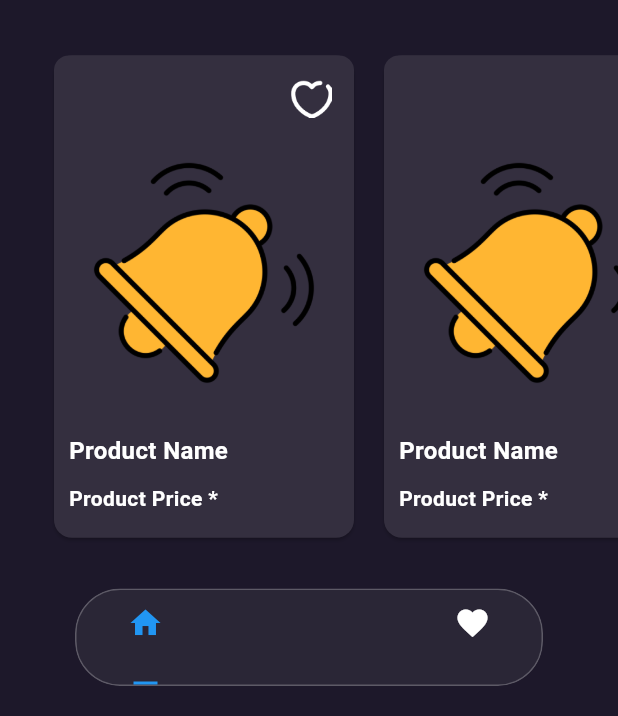
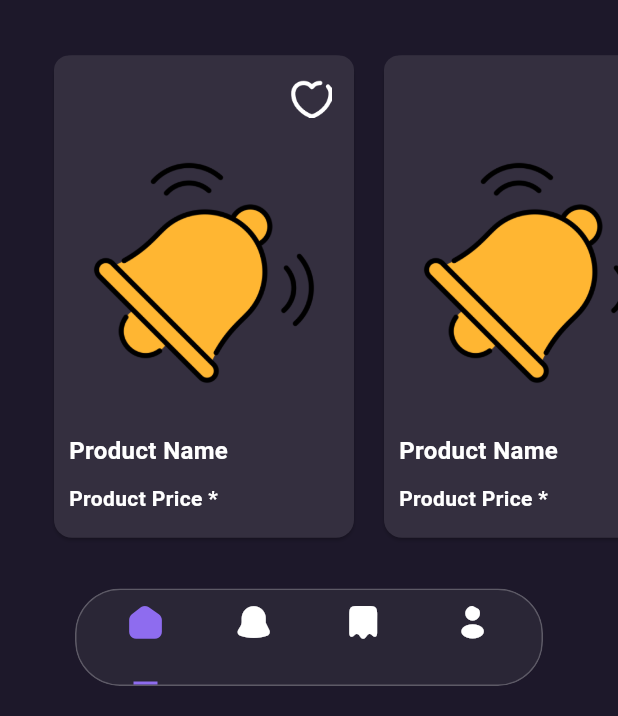
Before and after one commit to MohamadSerafiDev/shamify-ecommerce, a Flutter app: the screen it shows after launch, on a phone screen of 412 x 824 dp, the part 520-1236 px from its top. Run offline on Flutter 3.47's test engine with Material 3 defaults, Android fonts, the phone set to English and light mode, and no system bars; drawn by our look-alikes of crystal_navigation_bar; our stand-ins replace awesome_snackbar_content, bloc, flutter_bloc, get, google_fonts, modal_bottom_sheet.

```diff
--- /dev/null
+++ b/lib/cubits/navigation/navigation_cubit.dart
@@ -0,0 +1,11 @@
+import 'package:bloc/bloc.dart';
+
+part 'navigation_state.dart';
+
+class NavigationCubit extends Cubit<NavigationState> {
+  NavigationCubit() : super(NavigationState(0));
+
+  void selectTab(int index) {
+    emit(NavigationState(index));
+  }
+}
--- /dev/null
+++ b/lib/cubits/navigation/navigation_state.dart
@@ -0,0 +1,7 @@
+part of 'navigation_cubit.dart';
+
+class NavigationState {
+  final int selectedIndex;
+
+  NavigationState(this.selectedIndex);
+}
--- /dev/null
+++ b/lib/custom_icons.dart
@@ -0,0 +1,32 @@
+/// Flutter icons MyFlutterApp
+/// Copyright (C) 2024 by original authors @ fluttericon.com, fontello.com
+/// This font was generated by FlutterIcon.com, which is derived from Fontello.
+///
+/// To use this font, place it in your fonts/ directory and include the
+/// following in your pubspec.yaml
+///
+/// flutter:
+///   fonts:
+///    - family:  MyFlutterApp
+///      fonts:
+///       - asset: fonts/MyFlutterApp.ttf
+///
+///
+///
+import 'package:flutter/widgets.dart';
+
+class CustomIcons {
+  CustomIcons._();
+
+  static const _kFontFam = 'MyFlutterApp';
+  static const String? _kFontPkg = null;
+
+  static const IconData home_1 =
+      IconData(0xe800, fontFamily: _kFontFam, fontPackage: _kFontPkg);
+  static const IconData notification =
+      IconData(0xe801, fontFamily: _kFontFam, fontPackage: _kFontPkg);
+  static const IconData orders =
+      IconData(0xe802, fontFamily: _kFontFam, fontPackage: _kFontPkg);
+  static const IconData profile =
+      IconData(0xe803, fontFamily: _kFontFam, fontPackage: _kFontPkg);
+}
--- a/lib/main.dart
+++ b/lib/main.dart
@@ -3,6 +3,7 @@ import 'package:flutter_bloc/flutter_bloc.dart';
 import 'package:get/get.dart';
 import 'package:store/cubits/favourite/cubit/favourite_cubit.dart';
 import 'package:store/cubits/log_in/login_cubit.dart';
+import 'package:store/cubits/navigation/navigation_cubit.dart';
 import 'package:store/cubits/signup/signup_cubit.dart';
 import 'package:store/pages/auth_page/auth_page.dart';
 import 'package:store/pages/home_page/home_page.dart';
@@ -14,6 +15,7 @@ void main() {
       BlocProvider(create: (context) => LoginCubit()),
       BlocProvider(create: (context) => SignUpCubit()),
       BlocProvider(create: (context) => FavouriteCubit()),
+      BlocProvider(create: (context) => NavigationCubit()),
     ],
     child: const MyApp(),
   ));
--- a/lib/pages/home_page/home_page.dart
+++ b/lib/pages/home_page/home_page.dart
@@ -1,9 +1,14 @@
 import 'package:crystal_navigation_bar/crystal_navigation_bar.dart';
 import 'package:flutter/material.dart';
+import 'package:flutter_bloc/flutter_bloc.dart';
+import 'package:store/cubits/navigation/navigation_cubit.dart';
+import 'package:store/custom_icons.dart';
 import 'package:store/pages/home_page/widgets/app_bar_componants.dart';
 import 'package:store/pages/home_page/widgets/categories_list_view.dart';
 import 'package:store/pages/home_page/widgets/text_row.dart';
 import 'package:store/pages/home_page/widgets/top_stores_list_view.dart';
+import 'package:store/styles/assets.dart';
+import 'package:store/styles/constants.dart';
 
 class HomePage extends StatefulWidget {
   const HomePage({super.key});
@@ -14,7 +19,6 @@ class HomePage extends StatefulWidget {
 
 class _HomePageState extends State<HomePage> {
   TextEditingController searchcontroller = TextEditingController();
-  int index = 0;
   List<Map<String, dynamic>> cat = [
     {'name': 'shirts', 'icon': Icons.numbers},
     {'name': 'T-shirts', 'icon': Icons.numbers},
@@ -34,13 +38,24 @@ class _HomePageState extends State<HomePage> {
         appBar: AppBarComponants(
           searchcontroller: searchcontroller,
         ),
-        bottomNavigationBar: CrystalNavigationBar(
-          currentIndex: index,
+        bottomNavigationBar: BlocBuilder<NavigationCubit, NavigationState>(
+          builder: (context, state) {
+            return CrystalNavigationBar(
+              currentIndex: state.selectedIndex,
+              selectedItemColor: Constants.buttoncolor,
               items: [
                 CrystalNavigationBarItem(
-                icon: Icons.home, selectedColor: Colors.blue),
+                  icon: CustomIcons.home_1,
+                ),
                 CrystalNavigationBarItem(
-                icon: Icons.favorite, selectedColor: Colors.red),
+                  icon: CustomIcons.notification,
+                ),
+                CrystalNavigationBarItem(
+                  icon: CustomIcons.orders,
+                ),
+                CrystalNavigationBarItem(
+                  icon: CustomIcons.profile,
+                ),
               ],
               backgroundColor: Colors.grey.withOpacity(0.1),
               enableFloatingNavBar: true,
@@ -51,13 +66,13 @@ class _HomePageState extends State<HomePage> {
                     blurStyle: BlurStyle.inner,
                     offset: const Offset(0, 2)),
               ],
-          duration: const Duration(seconds: 2),
+              duration: const Duration(seconds: 1),
               enablePaddingAnimation: true,
               paddingR: const EdgeInsets.symmetric(horizontal: 10),
               onTap: (selected) {
-            setState(() {
-              index = selected;
-            });
+                context.read<NavigationCubit>().selectTab(selected);
+              },
+            );
           },
         ),
         body: Padding(
```
Also changed, not shown: pubspec.yaml (+52 -52 lines), fonts/MyFlutterApp.ttf (added), pubspec.lock. Lines whose indentation alone changed are shown as unchanged.
